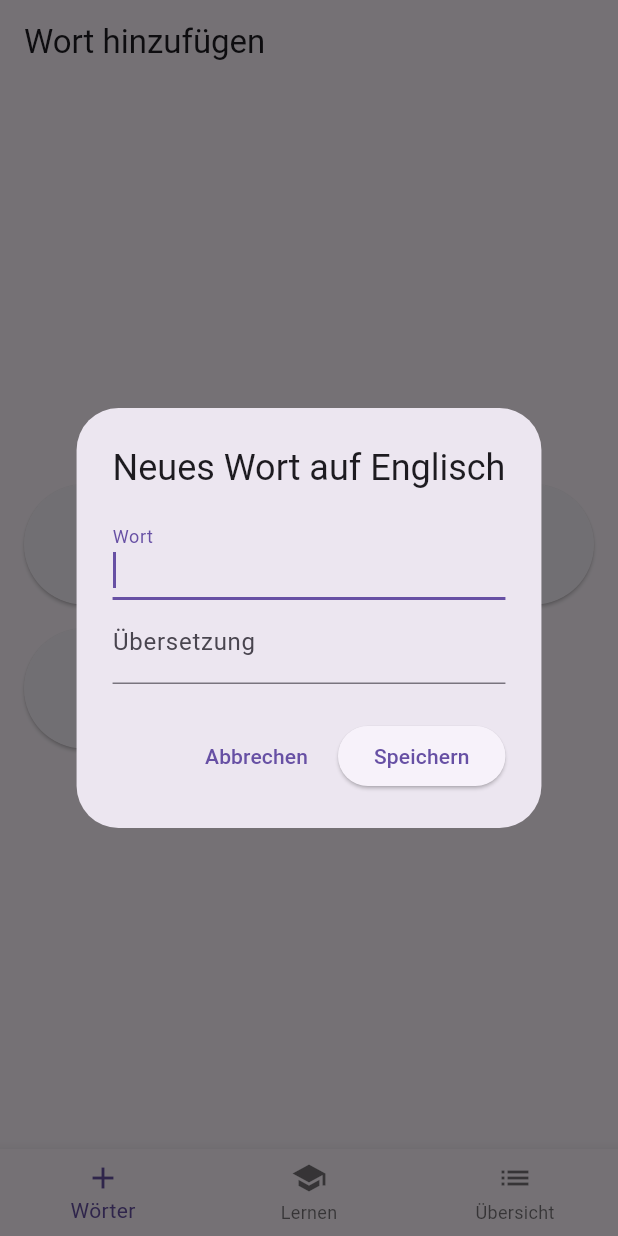
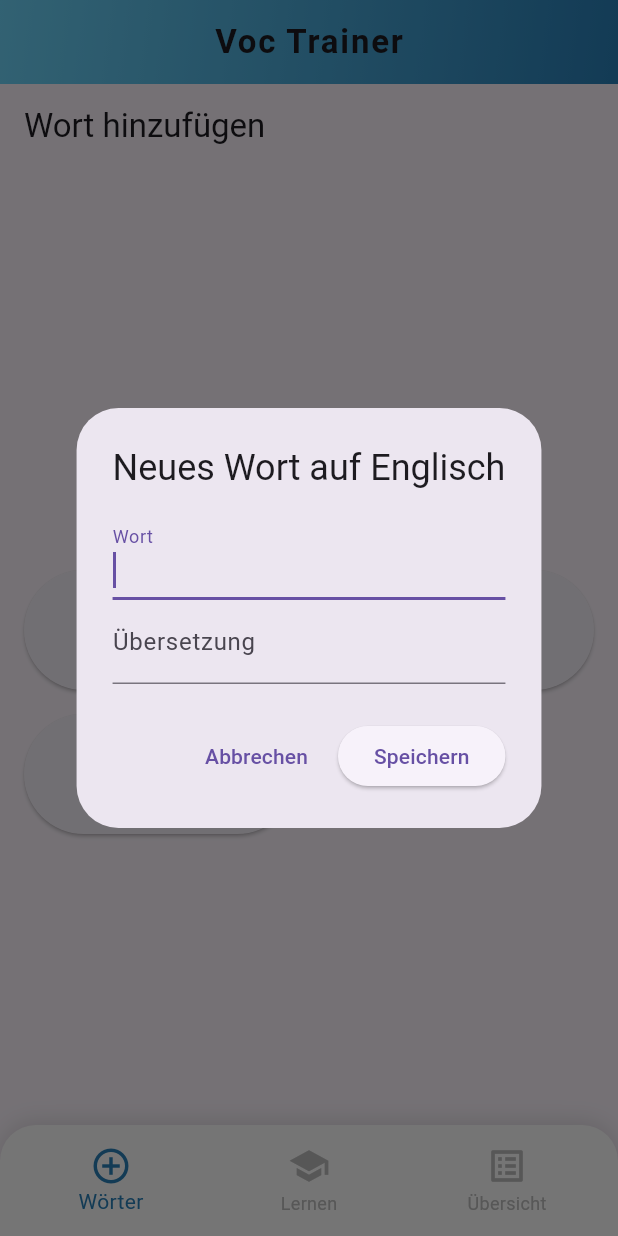
Before and after one commit to d-a-vi-d/voc_trainer, a Flutter app: the screen it shows after launch, after a tap on "Englisch", on a phone screen of 412 x 824 dp. Run offline on Flutter 3.47's test engine with Material 3 defaults, Android fonts, the phone set to English and light mode, and no system bars; our stand-ins replace shared_preferences.

Commit message:
grobe feinheiten mit copilot gelöst

```diff
--- a/lib/main.dart
+++ b/lib/main.dart
@@ -35,42 +35,117 @@ class HomeScreen extends StatefulWidget {
 
 class _HomeScreenState extends State<HomeScreen> {
   int _currentIndex = 0;
+  final PageController _pageController = PageController();
 
-  final List<Widget> _screens = const [
+  @override
+  void initState() {
+    super.initState();
+    Future.delayed(Duration.zero, () {
+      setState(() {});
+    });
+  }
+
+  @override
+  Widget build(BuildContext context) {
+    final screens = [
       AddWordScreen(),
       LearnScreen(),
       OverviewScreen(),
     ];
 
-  @override
-  Widget build(BuildContext context) {
     return Scaffold(
-      body: _screens[_currentIndex],
-      bottomNavigationBar: BottomNavigationBar(
-        currentIndex: _currentIndex,
-        onTap: (index) {
+      extendBody: true,
+      appBar: AppBar(
+        title: const Text(
+          'Voc Trainer',
+          style: TextStyle(
+            fontWeight: FontWeight.bold,
+            letterSpacing: 1.2,
+          ),
+        ),
+        centerTitle: true,
+        elevation: 0,
+        flexibleSpace: Container(
+          decoration: const BoxDecoration(
+            gradient: LinearGradient(
+              colors: [Color(0xFF6DD5FA), Color(0xFF2980B9)],
+              begin: Alignment.topLeft,
+              end: Alignment.bottomRight,
+            ),
+          ),
+        ),
+      ),
+      body: Container(
+        decoration: const BoxDecoration(
+          gradient: LinearGradient(
+            colors: [Color(0xFFEAF6FF), Color(0xFFF9F9F9)],
+            begin: Alignment.topCenter,
+            end: Alignment.bottomCenter,
+          ),
+        ),
+        child: PageView(
+          controller: _pageController,
+          physics: const BouncingScrollPhysics(), // für sanftes Ende
+          children: screens,
+          onPageChanged: (index) {
             setState(() {
               _currentIndex = index;
             });
           },
+        ),
+      ),
+      bottomNavigationBar: Container(
+        decoration: BoxDecoration(
+          color: Colors.white,
+          boxShadow: [
+            BoxShadow(
+              color: Colors.black12,
+              blurRadius: 12,
+              offset: Offset(0, -2),
+            ),
+          ],
+          borderRadius: const BorderRadius.only(
+            topLeft: Radius.circular(24),
+            topRight: Radius.circular(24),
+          ),
+        ),
+        child: Padding(
+          padding: const EdgeInsets.symmetric(horizontal: 8, vertical: 6),
+          child: BottomNavigationBar(
+            backgroundColor: Colors.transparent,
+            elevation: 0,
+            type: BottomNavigationBarType.fixed,
+            currentIndex: _currentIndex,
+            selectedItemColor: const Color(0xFF2980B9),
+            unselectedItemColor: Colors.grey[400],
+            showUnselectedLabels: true,
+            onTap: (index) {
+              setState(() {
+                _currentIndex = index;
+                _pageController.animateToPage(
+                  index,
+                  duration: const Duration(milliseconds: 500), // länger für smooth
+                  curve: Curves.easeInOutCubic, // sanftere Kurve
+                );
+              });
+            },
             items: const [
               BottomNavigationBarItem(
-            icon: Icon(Icons.add),
+                icon: Icon(Icons.add_circle_outline, size: 28),
                 label: 'Wörter',
               ),
               BottomNavigationBarItem(
-            icon: Icon(Icons.school),
+                icon: Icon(Icons.school, size: 28),
                 label: 'Lernen',
               ),
               BottomNavigationBarItem(
-            icon: Icon(Icons.list),
+                icon: Icon(Icons.list_alt, size: 28),
                 label: 'Übersicht',
               ),
             ],
           ),
+        ),
+      ),
     );
   }
 }
-
-// übersetzung nicht gleich sichtbar
-// alles schöner machen
```
Lines whose indentation alone changed are shown as unchanged.
